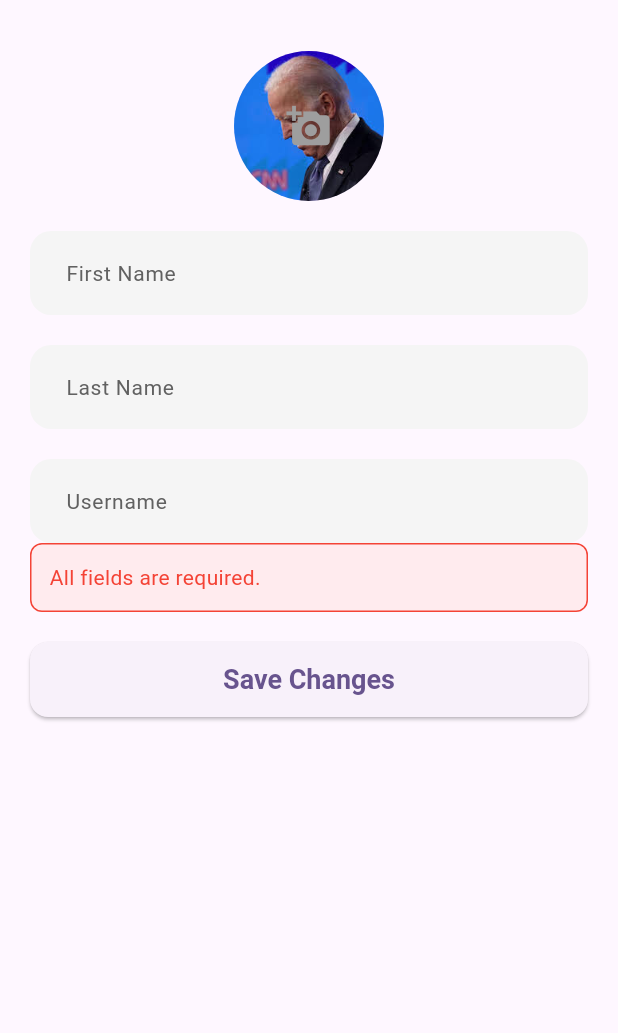
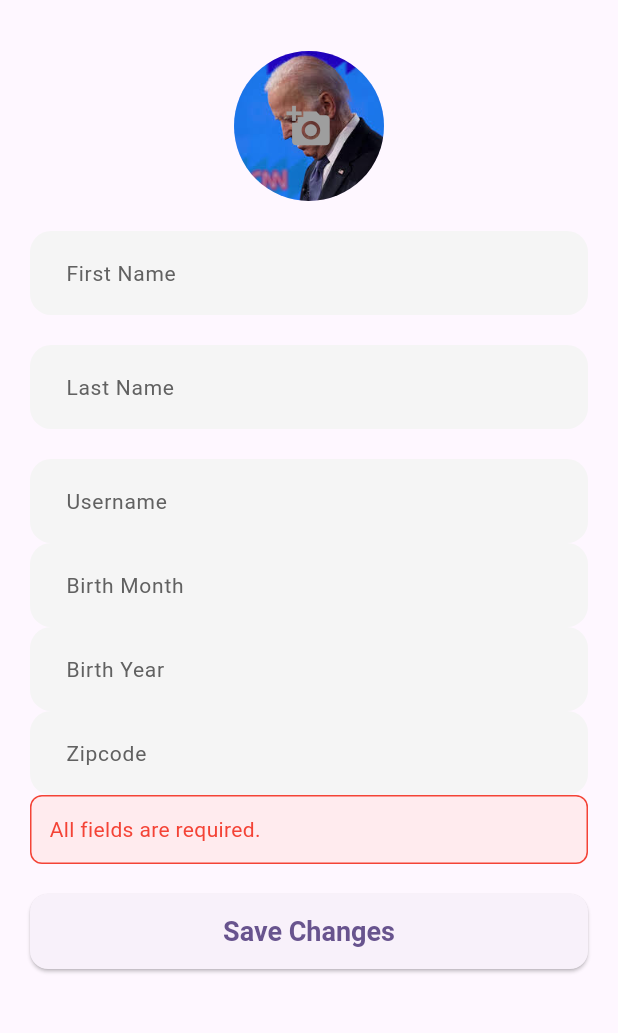
Before and after one commit to ashtyn-roberts/Lawgic, a Flutter app: the EditProfile screen opened directly, after a tap on "Save Changes", on a phone screen of 412 x 824 dp, the part 63-1096 px from its top. Run offline on Flutter 3.47's test engine with Material 3 defaults, Android fonts, the phone set to English and light mode, and no system bars; our stand-ins replace cloud_firestore, firebase_auth, firebase_core, firebase_storage, geolocator, google_maps_flutter and 2 more; accounts and stored records are empty; network calls fail.

Commit message:
Add birth month, birth year, and zipcode fields
Introduced birth month, birth year, and zipcode input fields to both the edit profile and signup screens. These fields are now required during signup and are stored in the user profile data.

```diff
--- a/lib/screens/editprofile_screen.dart
+++ b/lib/screens/editprofile_screen.dart
@@ -16,6 +16,9 @@ class _EditProfileState extends State<EditProfile> {
   final _usernameController = TextEditingController();
   final _firstnameController = TextEditingController();
   final _lastnameController = TextEditingController();
+  final _zipcodeController = TextEditingController();
+  final _birthyearController = TextEditingController();// added for birth year
+  final _birthmonthController = TextEditingController();// added for birth month
   Uint8List? _image;
   String? _imageUrl;
 
@@ -37,6 +40,9 @@ class _EditProfileState extends State<EditProfile> {
     _usernameController.dispose();
     _firstnameController.dispose();
     _lastnameController.dispose();
+    _zipcodeController.dispose();
+    _birthyearController.dispose();
+    _birthmonthController.dispose();
     super.dispose();
   }
 
@@ -107,6 +113,9 @@ class _EditProfileState extends State<EditProfile> {
         _usernameController.text = data['username']?.toString() ?? '';
         _firstnameController.text = data['first_name']?.toString() ?? '';
         _lastnameController.text = data['last_name']?.toString() ?? '';
+        _zipcodeController.text = data['zipcode']?.toString() ?? '';
+        _birthyearController.text = data['birthyear']?.toString() ?? '';
+        _birthmonthController.text = data['birthmonth']?.toString() ?? '';
         _imageUrl = data['ProfilePicUrl'] ?? '';
 
 
@@ -161,6 +170,9 @@ class _EditProfileState extends State<EditProfile> {
             'username': _usernameController.text.trim(),
             'first_name': _firstnameController.text.trim(),
             'last_name': _lastnameController.text.trim(),
+            'zipcode': _zipcodeController.text.trim(),
+            'birthyear': _birthyearController.text.trim(),
+            'birthmonth': _birthmonthController.text.trim(),
             'ProfilePicUrl': _imageUrl != null
                 ? "${_imageUrl!}?v=${DateTime.now().millisecondsSinceEpoch}"
                 : '',
@@ -273,6 +285,20 @@ class _EditProfileState extends State<EditProfile> {
                     decoration: _inputStyle('Username'),
                   ),
 
+                  TextField(
+                    controller:_birthmonthController,
+                    decoration: _inputStyle('Birth Month'),
+                  ),
+
+                  TextField(
+                    controller:_birthyearController,
+                    decoration: _inputStyle('Birth Year'),
+                  ),
+
+                  TextField(
+                    controller:_zipcodeController,
+                    decoration: _inputStyle('Zipcode'),
+                  ),
 
                   // Error Message
                   if (_error != null)
--- a/lib/screens/signup_screen.dart
+++ b/lib/screens/signup_screen.dart
@@ -19,6 +19,9 @@ class _SignUpScreenState extends State<SignUpScreen> {
   final _usernameController = TextEditingController();
   final _firstnameController = TextEditingController();
   final _lastnameController = TextEditingController();
+  final _zipcodeController = TextEditingController();
+  final _birthyearController = TextEditingController();// added for birth year
+  final _birthmonthController = TextEditingController();// added for birth month
   Uint8List? _image;
   String? _errorMessage;
   bool _isLoading = false;
@@ -26,7 +29,7 @@ class _SignUpScreenState extends State<SignUpScreen> {
   // user creation in Firebase Auth and profile creation in Firestore
   Future<void> _signUp() async {
     // Basic validation
-    if (_emailController.text.isEmpty || _passwordController.text.isEmpty || _usernameController.text.isEmpty|| _firstnameController.text.isEmpty || _lastnameController.text.isEmpty) {
+    if (_emailController.text.trim().isEmpty || _passwordController.text.trim().isEmpty || _usernameController.text.isEmpty|| _firstnameController.text.isEmpty || _lastnameController.text.isEmpty || _birthmonthController.text.isEmpty|| _birthyearController.text.isEmpty|| _zipcodeController.text.isEmpty ) {
       if (!mounted) return;
       setState(() => _errorMessage = 'All fields are required.');
       return;
@@ -127,6 +130,9 @@ class _SignUpScreenState extends State<SignUpScreen> {
       'email': user.email,
       'first_name': _firstnameController.text.trim(), // users collection first name
       'last_name': _lastnameController.text.trim(),
+      'birthmonth': _birthmonthController.text.trim(), // users collection birth month
+      'birthyear': _birthyearController.text.trim(), // users collection birth year
+      'zipcode': _zipcodeController.text.trim(), // users collection zipcode
       'ProfilePicUrl': imageUrl, // can be null if no image was selected
       'createdAt': FieldValue.serverTimestamp(),
     });
@@ -203,6 +209,7 @@ Center(
               ),
               const SizedBox(height: 16),
 
+
               // last_name input
               TextField(
                 controller: _lastnameController,
@@ -241,6 +248,7 @@ Center(
 
 
 
+
               // password input
               TextField(
                 controller: _passwordController,
@@ -252,6 +260,43 @@ Center(
                 ),
               ),
               const SizedBox(height: 24),
+
+              // birth month input
+              TextField(
+                controller: _birthmonthController,
+                keyboardType: TextInputType.text,
+                decoration: const InputDecoration(
+                  labelText: 'Birth Month',
+                  hintText: 'MM',
+                  prefixIcon: Icon(Icons.calendar_month),
+                ),
+              ),
+              const SizedBox(height: 16),
+
+              // birth year input
+              TextField(
+                controller: _birthyearController,
+                keyboardType: TextInputType.text,
+                decoration: const InputDecoration(
+                  labelText: 'Birth Year',
+                  hintText: 'YYYY',
+                  prefixIcon: Icon(Icons.calendar_month),
+                ),
+              ),
+              const SizedBox(height: 16),
+
+              // birth year input
+              TextField(
+                controller: _zipcodeController,
+                keyboardType: TextInputType.text,
+                decoration: const InputDecoration(
+                  labelText: 'Zipcode',
+                  hintText: 'XXXXX',
+                  prefixIcon: Icon(Icons.location_on_outlined),
+                ),
+              ),
+              const SizedBox(height: 16),
+
 
 
 
```
